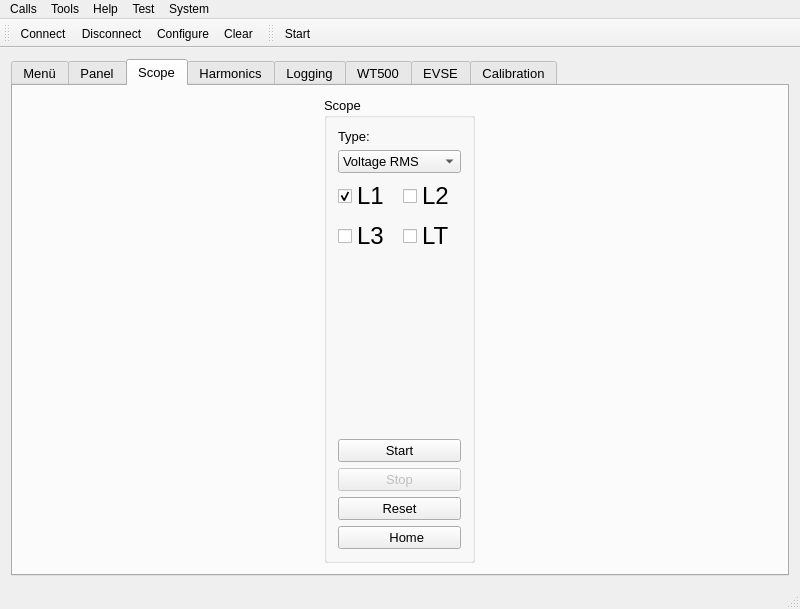
Old version of the form PSOM Connect/gui/mainwindow.ui in the repository NilsMinor/PSOM-Connect.
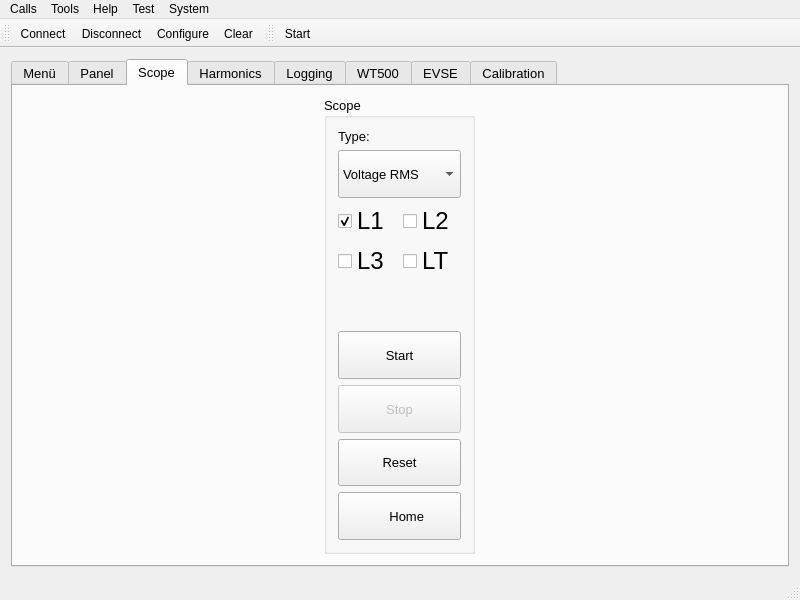
New version of the form. The open tabs and pages were chosen to show the change. Icons and pictures are not drawn.

Diff of the .ui file:
```diff
--- a/PSOM Connect/gui/mainwindow.ui
+++ b/PSOM Connect/gui/mainwindow.ui
@@ -7,7 +7,7 @@
     <x>0</x>
     <y>0</y>
     <width>800</width>
-    <height>609</height>
+    <height>600</height>
    </rect>
   </property>
   <property name="sizePolicy">
@@ -822,6 +822,12 @@
            </item>
            <item row="8" column="0" colspan="2">
             <widget class="QPushButton" name="pushButtonOsciStart">
+             <property name="sizePolicy">
+              <sizepolicy hsizetype="Minimum" vsizetype="Expanding">
+               <horstretch>0</horstretch>
+               <verstretch>0</verstretch>
+              </sizepolicy>
+             </property>
              <property name="font">
               <font>
                <pointsize>10</pointsize>
@@ -837,6 +843,12 @@
              <property name="enabled">
               <bool>false</bool>
              </property>
+             <property name="sizePolicy">
+              <sizepolicy hsizetype="Minimum" vsizetype="Expanding">
+               <horstretch>0</horstretch>
+               <verstretch>0</verstretch>
+              </sizepolicy>
+             </property>
              <property name="font">
               <font>
                <pointsize>10</pointsize>
@@ -849,6 +861,12 @@
            </item>
            <item row="10" column="0" colspan="2">
             <widget class="QPushButton" name="pushButtonOsciReset">
+             <property name="sizePolicy">
+              <sizepolicy hsizetype="Minimum" vsizetype="Expanding">
+               <horstretch>0</horstretch>
+               <verstretch>0</verstretch>
+              </sizepolicy>
+             </property>
              <property name="font">
               <font>
                <pointsize>10</pointsize>
@@ -861,6 +879,12 @@
            </item>
            <item row="11" column="0" colspan="2">
             <widget class="QPushButton" name="pushButtonScopeHome">
+             <property name="sizePolicy">
+              <sizepolicy hsizetype="Minimum" vsizetype="Expanding">
+               <horstretch>0</horstretch>
+               <verstretch>0</verstretch>
+              </sizepolicy>
+             </property>
              <property name="minimumSize">
               <size>
                <width>0</width>
@@ -960,6 +984,12 @@
            </item>
            <item row="2" column="0" colspan="2">
             <widget class="QComboBox" name="comboBoxOsci">
+             <property name="sizePolicy">
+              <sizepolicy hsizetype="Preferred" vsizetype="Expanding">
+               <horstretch>0</horstretch>
+               <verstretch>0</verstretch>
+              </sizepolicy>
+             </property>
              <property name="font">
               <font>
                <pointsize>10</pointsize>
```
Left out of the diff: 277 changed lines with no effect on the pictures.
